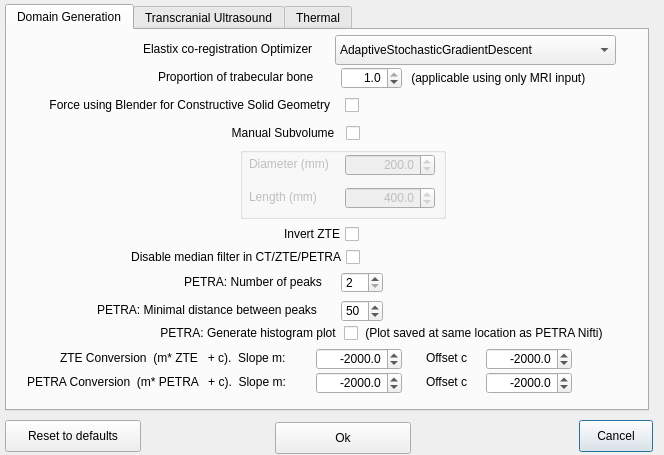
Above: BabelBrain/Options/form.ui from ProteusMRIgHIFU/BabelBrain before the change. Below: the same form after it.
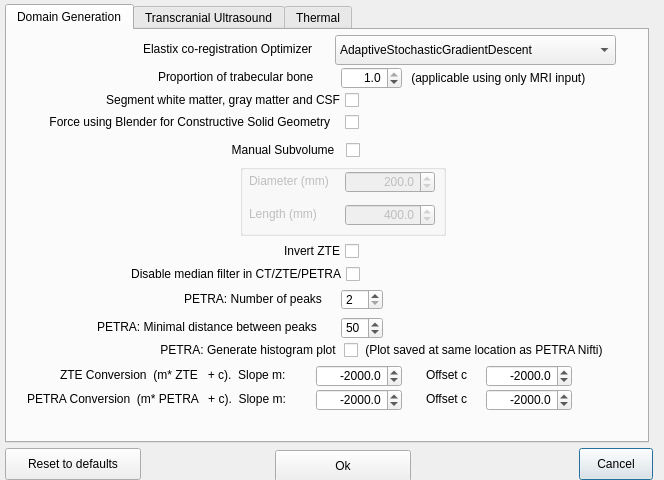
That is the form after the change. The open tabs and pages were chosen to show the change.

Commit message:
Segmentation of brain tissue added - WIP
Still need to compile and test in Windows and Linux the build of MeshConv

Patch:
```diff
--- a/BabelBrain/Options/form.ui
+++ b/BabelBrain/Options/form.ui
@@ -7,7 +7,7 @@
     <x>0</x>
     <y>0</y>
     <width>664</width>
-    <height>455</height>
+    <height>480</height>
    </rect>
   </property>
   <property name="windowTitle">
@@ -17,7 +17,7 @@
    <property name="geometry">
     <rect>
      <x>579</x>
-     <y>420</y>
+     <y>448</y>
      <width>74</width>
      <height>32</height>
     </rect>
@@ -30,7 +30,7 @@
    <property name="geometry">
     <rect>
      <x>275</x>
-     <y>422</y>
+     <y>450</y>
      <width>136</width>
      <height>32</height>
     </rect>
@@ -43,7 +43,7 @@
    <property name="geometry">
     <rect>
      <x>5</x>
-     <y>420</y>
+     <y>448</y>
      <width>136</width>
      <height>32</height>
     </rect>
@@ -58,7 +58,7 @@
      <x>5</x>
      <y>4</y>
      <width>644</width>
-     <height>407</height>
+     <height>439</height>
     </rect>
    </property>
    <property name="currentIndex">
@@ -116,7 +116,7 @@
      <property name="geometry">
       <rect>
        <x>3</x>
-       <y>65</y>
+       <y>82</y>
        <width>349</width>
        <height>20</height>
       </rect>
@@ -176,7 +176,7 @@
      <property name="geometry">
       <rect>
        <x>233</x>
-       <y>117</y>
+       <y>134</y>
        <width>206</width>
        <height>72</height>
       </rect>
@@ -271,7 +271,7 @@
      <property name="geometry">
       <rect>
        <x>203</x>
-       <y>93</y>
+       <y>110</y>
        <width>150</width>
        <height>20</height>
       </rect>
@@ -300,7 +300,7 @@
      <property name="geometry">
       <rect>
        <x>202</x>
-       <y>194</y>
+       <y>211</y>
        <width>150</width>
        <height>20</height>
       </rect>
@@ -316,7 +316,7 @@
      <property name="geometry">
       <rect>
        <x>102</x>
-       <y>217</y>
+       <y>234</y>
        <width>251</width>
        <height>20</height>
       </rect>
@@ -332,7 +332,7 @@
      <property name="geometry">
       <rect>
        <x>177</x>
-       <y>242</y>
+       <y>259</y>
        <width>156</width>
        <height>20</height>
       </rect>
@@ -345,7 +345,7 @@
      <property name="geometry">
       <rect>
        <x>90</x>
-       <y>270</y>
+       <y>287</y>
        <width>241</width>
        <height>20</height>
       </rect>
@@ -358,7 +358,7 @@
      <property name="geometry">
       <rect>
        <x>100</x>
-       <y>293</y>
+       <y>310</y>
        <width>251</width>
        <height>20</height>
       </rect>
@@ -374,7 +374,7 @@
      <property name="geometry">
       <rect>
        <x>355</x>
-       <y>293</y>
+       <y>310</y>
        <width>276</width>
        <height>20</height>
       </rect>
@@ -387,7 +387,7 @@
      <property name="geometry">
       <rect>
        <x>334</x>
-       <y>242</y>
+       <y>259</y>
        <width>42</width>
        <height>21</height>
       </rect>
@@ -403,7 +403,7 @@
      <property name="geometry">
       <rect>
        <x>334</x>
-       <y>270</y>
+       <y>287</y>
        <width>42</width>
        <height>22</height>
       </rect>
@@ -422,7 +422,7 @@
      <property name="geometry">
       <rect>
        <x>309</x>
-       <y>318</y>
+       <y>335</y>
        <width>86</width>
        <height>22</height>
       </rect>
@@ -450,7 +450,7 @@
      <property name="geometry">
       <rect>
        <x>53</x>
-       <y>318</y>
+       <y>335</y>
        <width>255</width>
        <height>20</height>
       </rect>
@@ -463,7 +463,7 @@
      <property name="geometry">
       <rect>
        <x>479</x>
-       <y>318</y>
+       <y>335</y>
        <width>86</width>
        <height>22</height>
       </rect>
@@ -491,7 +491,7 @@
      <property name="geometry">
       <rect>
        <x>419</x>
-       <y>318</y>
+       <y>335</y>
        <width>70</width>
        <height>20</height>
       </rect>
@@ -504,7 +504,7 @@
      <property name="geometry">
       <rect>
        <x>309</x>
-       <y>342</y>
+       <y>359</y>
        <width>86</width>
        <height>22</height>
       </rect>
@@ -532,7 +532,7 @@
      <property name="geometry">
       <rect>
        <x>479</x>
-       <y>342</y>
+       <y>359</y>
        <width>86</width>
        <height>22</height>
       </rect>
@@ -560,7 +560,7 @@
      <property name="geometry">
       <rect>
        <x>20</x>
-       <y>342</y>
+       <y>359</y>
        <width>288</width>
        <height>20</height>
       </rect>
@@ -573,7 +573,7 @@
      <property name="geometry">
       <rect>
        <x>419</x>
-       <y>342</y>
+       <y>359</y>
        <width>70</width>
        <height>20</height>
       </rect>
@@ -582,6 +582,22 @@
       <string>Offset c</string>
      </property>
     </widget>
+    <widget class="QCheckBox" name="SegmentBrainTissuecheckBox">
+     <property name="geometry">
+      <rect>
+       <x>9</x>
+       <y>60</y>
+       <width>343</width>
+       <height>20</height>
+      </rect>
+     </property>
+     <property name="layoutDirection">
+      <enum>Qt::LayoutDirection::RightToLeft</enum>
+     </property>
+     <property name="text">
+      <string>Segment white matter, gray matter and CSF</string>
+     </property>
+    </widget>
    </widget>
    <widget class="QWidget" name="tab_2">
     <attribute name="title">
```
Left out of the diff: 2 changed lines with no effect on the pictures. The commit also changes 103 other files.
